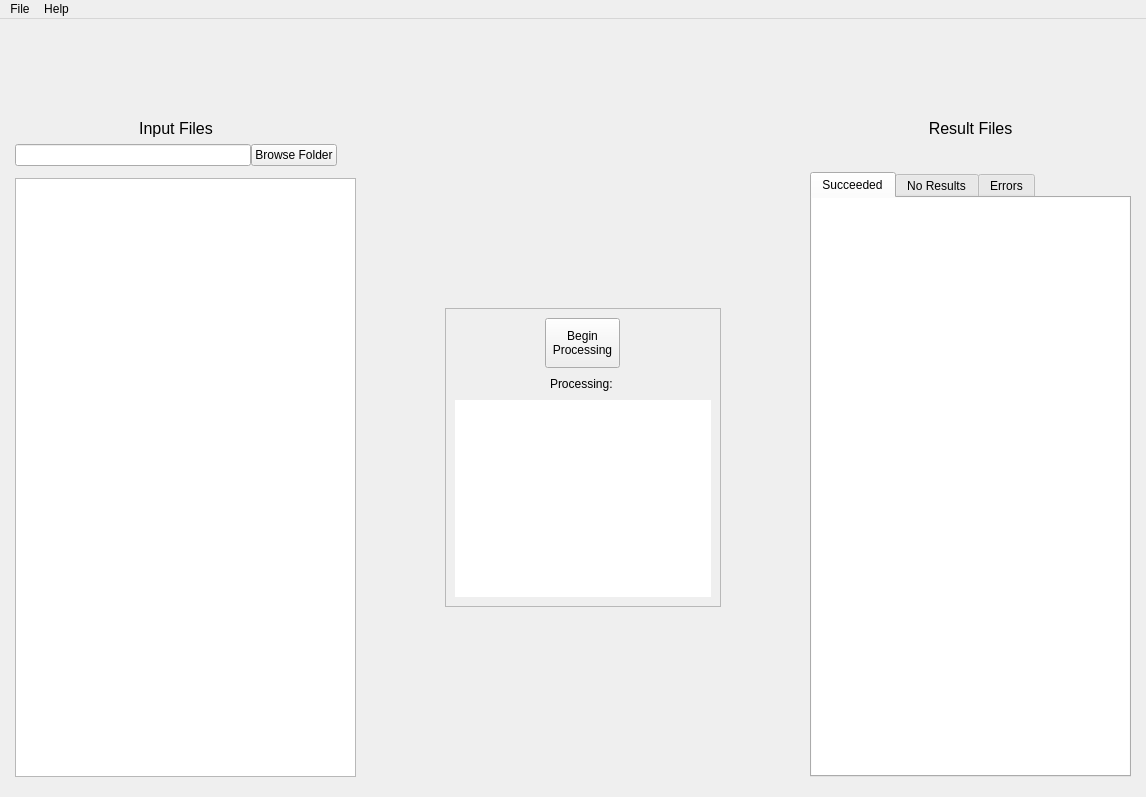
The window that GWAS_Miner/res/gwas_miner.ui (Thomas-Rowlands/GWAS-Miner) describes before a commit, drawn with Qt 5.
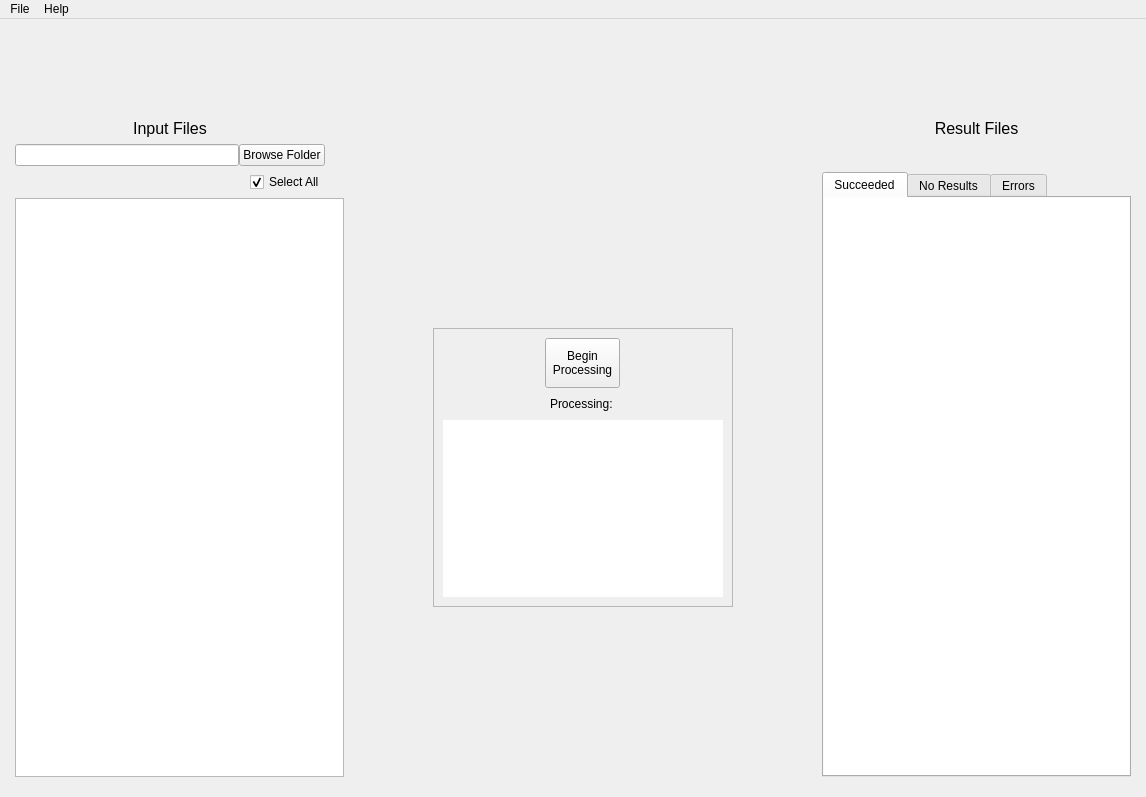
The same window after the commit.

```diff
--- a/GWAS_Miner/res/gwas_miner.ui
+++ b/GWAS_Miner/res/gwas_miner.ui
@@ -335,7 +335,7 @@
             <widget class="QTabWidget" name="result_tab_widget">
              <property name="minimumSize">
               <size>
-               <width>150</width>
+               <width>250</width>
                <height>100</height>
               </size>
              </property>
@@ -423,6 +423,9 @@
                     <property name="text">
                      <string>view</string>
                     </property>
+                    <property name="textAlignment">
+                     <set>AlignCenter</set>
+                    </property>
                    </column>
                   </widget>
                  </item>
@@ -515,7 +518,7 @@
               <widget class="QFrame" name="main_controls_frame">
                <property name="minimumSize">
                 <size>
-                 <width>200</width>
+                 <width>300</width>
                  <height>250</height>
                 </size>
                </property>
@@ -658,6 +661,24 @@
                <string>analyse</string>
               </property>
              </column>
+             <column>
+              <property name="text">
+               <string>checkbox</string>
+              </property>
+              <property name="textAlignment">
+               <set>AlignCenter</set>
+              </property>
+             </column>
+            </widget>
+           </item>
+           <item row="4" column="0" alignment="Qt::AlignRight">
+            <widget class="QCheckBox" name="file_select_all_checkbox">
+             <property name="text">
+              <string>Select All</string>
+             </property>
+             <property name="checked">
+              <bool>true</bool>
+             </property>
             </widget>
            </item>
           </layout>
```
Left out of the diff: 31 changed lines with no effect on the pictures.
